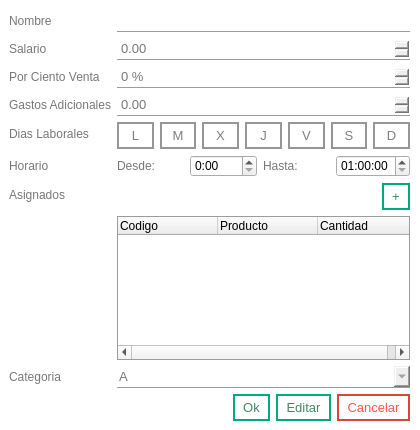
Before: the Qt Designer form system/layout/dialogPuestos.ui in josueisaihs/SPINER_PUNTO_VENTA, drawn with Qt 5.
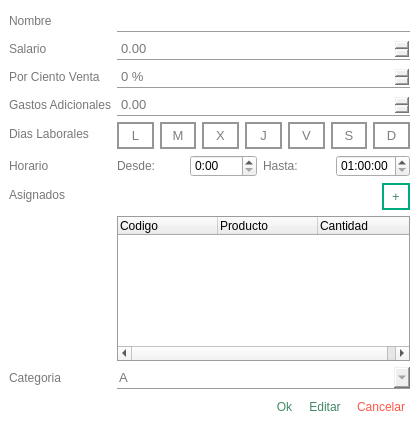
After: the same form once the commit is applied.

Commit message: Editar las Areas de Trabajo Eliminar Trabajadores, Puestos y Areas de Trabajo Modificacion de estilos de los botones

Patch:
```diff
--- a/system/layout/dialogPuestos.ui
+++ b/system/layout/dialogPuestos.ui
@@ -255,31 +255,37 @@
        <widget class="QPushButton" name="okPushButton">
         <property name="styleSheet">
          <string notr="true">QPushButton
-                                        {
-                                        background-color: white;
-                                        font: 10pt;
-                                        color: rgb(67, 136, 101);
-                                        padding: 4px 8px;
-                                        border: 2px solid rgb(0, 170, 127);
-                                        border-bottom-right-radius: 0px;
-                                        border-bottom-left-radius: 0px;
-                                        border-top-right-radius: 0px;
-                                        border-top-left-radius: 0px;
-                                        }
+                {
+                background-color: rgb(255, 255, 255);
+                font: 9pt;
+                color: rgb(67, 136, 101);
+                padding: 4px 8px;
+                border: 2px solid rgb(255, 255, 255);
+                border-radius: 0px;
+                padding: 5px;
+                border-top: 1px white;
+                border-left: 1px white;
+                border-right: 1px white;
+                }
 
-                                        :hover
-                                        {
-                                        background-color: rgb(0, 170, 127);
-                                        color: white;
-                                        border: 2px solid rgb(120, 200, 29);
-                                        }
+                QPushButton:hover
+                {
+                border: 2px solid rgb(67, 136, 101);
+                font: 9pt;
+                border-top: 1px white;
+                border-left: 1px white;
+                border-right: 1px white;
+                }
 
-                                        :pressed
-                                        {
-                                        border:3px solid rgb(255, 255, 255);
-                                        padding: -1px 1px 1px 1px;
-                                        }
-                                    </string>
+                QPushButton:pressed
+                {
+                font: 9pt;
+                border:3px solid rgb(67, 136, 101);
+                padding: 5px 5px 5px 5px;
+                border-top: 1px white;
+                border-left: 1px white;
+                border-right: 1px white;
+                }</string>
         </property>
         <property name="text">
          <string>Ok</string>
@@ -290,31 +296,37 @@
        <widget class="QPushButton" name="editarPushButton">
         <property name="styleSheet">
          <string notr="true">QPushButton
-                                        {
-                                        background-color: white;
-                                        font: 10pt;
-                                        color: rgb(67, 136, 101);
-                                        padding: 4px 8px;
-                                        border: 2px solid rgb(0, 170, 127);
-                                        border-bottom-right-radius: 0px;
-                                        border-bottom-left-radius: 0px;
-                                        border-top-right-radius: 0px;
-                                        border-top-left-radius: 0px;
-                                        }
+                {
+                background-color: rgb(255, 255, 255);
+                font: 9pt;
+                color: rgb(67, 136, 101);
+                padding: 4px 8px;
+                border: 2px solid rgb(255, 255, 255);
+                border-radius: 0px;
+                padding: 5px;
+                border-top: 1px white;
+                border-left: 1px white;
+                border-right: 1px white;
+                }
 
-                                        :hover
-                                        {
-                                        background-color: rgb(0, 170, 127);
-                                        color: white;
-                                        border: 2px solid rgb(120, 200, 29);
-                                        }
+                QPushButton:hover
+                {
+                border: 2px solid rgb(67, 136, 101);
+                font: 9pt;
+                border-top: 1px white;
+                border-left: 1px white;
+                border-right: 1px white;
+                }
 
-                                        :pressed
-                                        {
-                                        border:3px solid rgb(255, 255, 255);
-                                        padding: -1px 1px 1px 1px;
-                                        }
-                                    </string>
+                QPushButton:pressed
+                {
+                font: 9pt;
+                border:3px solid rgb(67, 136, 101);
+                padding: 5px 5px 5px 5px;
+                border-top: 1px white;
+                border-left: 1px white;
+                border-right: 1px white;
+                }</string>
         </property>
         <property name="text">
          <string>Editar</string>
@@ -324,29 +336,38 @@
       <item>
        <widget class="QPushButton" name="cancelarPushButton">
         <property name="styleSheet">
-         <string notr="true">QPushButton{
-                                        background-color: white;
-                                        font: 10pt;
-                                        color: rgb(255, 86, 71);
-                                        padding: 4px 8px;
-                                        border: 2px solid rgb(217, 71, 60);
-                                        border-bottom-right-radius: 0px;
-                                        border-bottom-left-radius: 0px;
-                                        border-top-right-radius: 0px;
-                                        border-top-left-radius: 0px;
-                                        }
+         <string notr="true"> QPushButton
+                {
+                background-color: rgb(255, 255, 255);
+                font: 9pt;
+                color: rgb(255, 86, 71);;
+                padding: 4px 8px;
+                border: 2px solid rgb(255, 255, 255);
+                border-radius: 0px;
+                padding: 5px;
+                border-top: 1px white;
+                border-left: 1px white;
+                border-right: 1px white;
+                }
 
-                                        :hover{
-                                        background-color: rgb(217, 71, 60);
-                                        border: 2px solid rgb(255, 86, 71);
-                                        color: white;
-                                        }
+                QPushButton:hover
+                {
+                border: 2px solid rgb(255, 86, 71);
+                font: 9pt;
+                border-top: 1px white;
+                border-left: 1px white;
+                border-right: 1px white;
+                }
 
-                                        :pressed{
-                                        border:3px solid rgb(255, 255, 255);
-                                        padding: -1px 1px 1px 1px;
-                                        }
-                                    </string>
+                QPushButton:pressed
+                {
+                font: 9pt;
+                border:3px solid rgb(255, 86, 71);
+                padding: 5px 5px 5px 5px;
+                border-top: 1px white;
+                border-left: 1px white;
+                border-right: 1px white;
+                }</string>
         </property>
         <property name="text">
          <string>Cancelar</string>
```
The commit also changes 10 other files.
